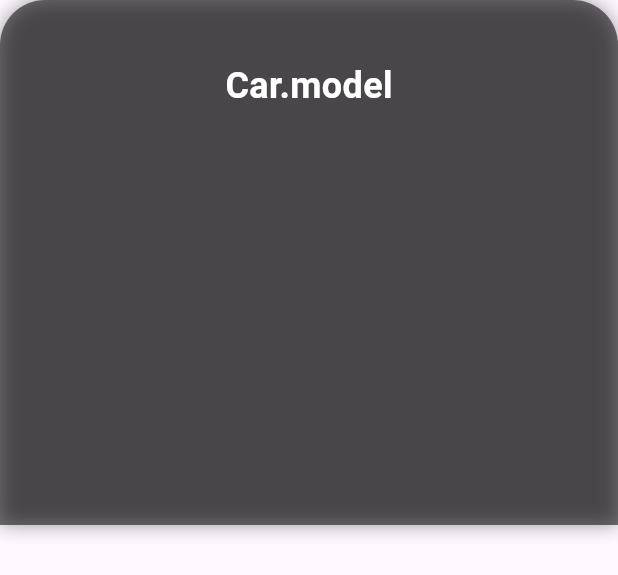
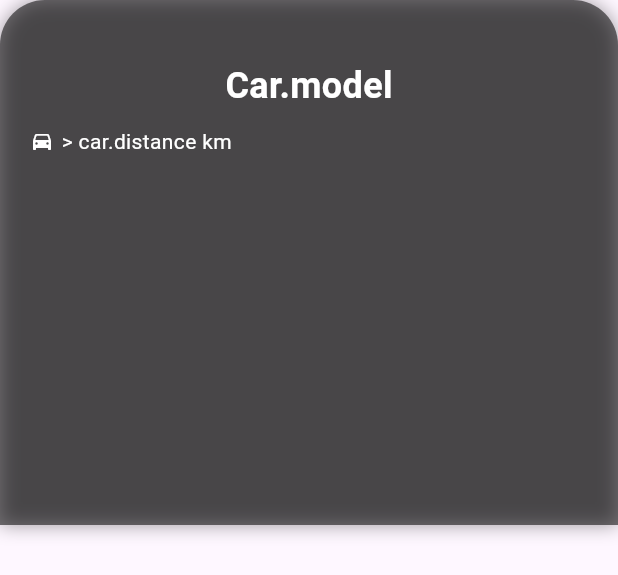
Before and after one commit to Ryuuutaaa/rent-car, a Flutter app: the CardDetailCard widget shown alone on an empty page, opened directly, on a phone screen of 412 x 824 dp. Shown: the top 575 px of the screen. Run offline on Flutter 3.47's test engine with Material 3 defaults, Android fonts, the phone set to English and light mode, and no system bars; our stand-ins replace cloud_firestore, firebase_core, flutter_map, latlong2; accounts and stored records are empty.

Commit message:
Add car distance display to CardDetailCard for enhanced information presentation

```diff
--- a/lib/presentation/pages/MapsDetailsPage.dart
+++ b/lib/presentation/pages/MapsDetailsPage.dart
@@ -72,6 +72,25 @@ Widget CardDetailCard() {
               Text(
                 'Car.model',
                 style: TextStyle(fontSize: 24, fontWeight: FontWeight.bold, color: Colors.white),
+              ),
+              SizedBox(
+                height: 10,
+              ),
+              Row(
+                children: [
+                  Icon(
+                    Icons.directions_car,
+                    color: Colors.white,
+                    size: 16,
+                  ),
+                  SizedBox(
+                    width: 5,
+                  ),
+                  Text(
+                    '> car.distance km',
+                    style: TextStyle(color: Colors.white, fontSize: 14),
+                  )
+                ],
               )
             ],
           ),
```
